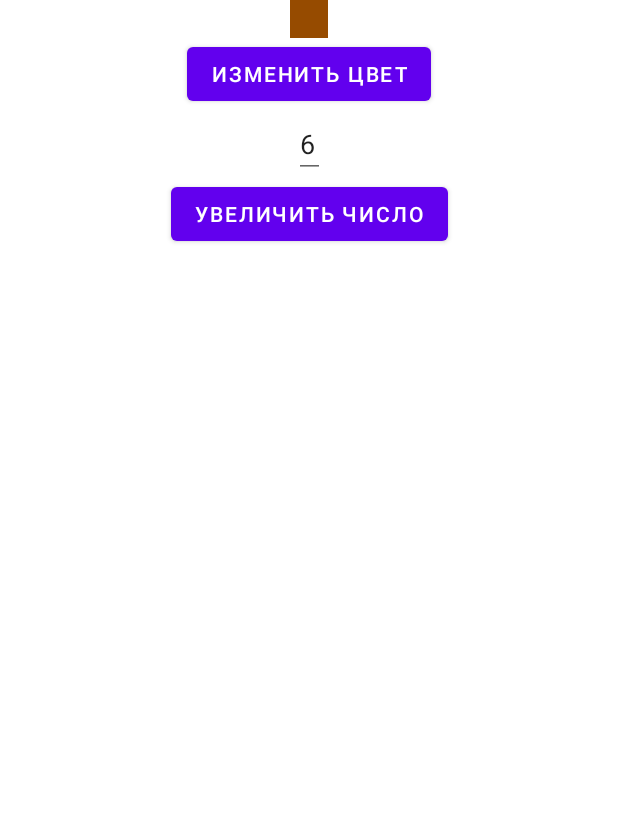
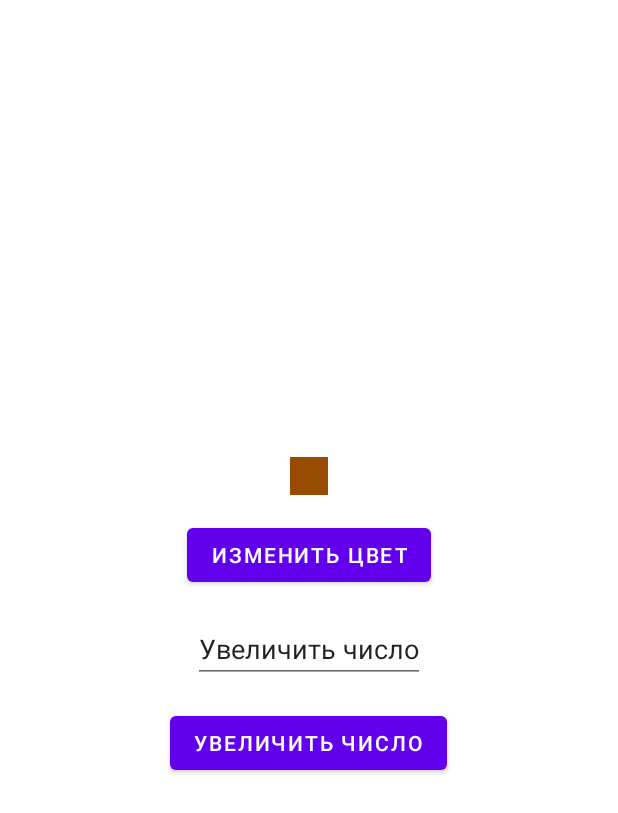
Before and after one commit to r0k11/ShadrinVR_App, an Android app: the layout activity_main.xml on its own in the app's theme, with its tools: preview values and no code run, on a phone screen of 412 x 824 dp. Shown: the top 813 px of the screen. Run offline under Robolectric (Android 15) with nearby library versions, the phone set to English and light mode, and no system bars.

Commit message:
Change number2

```diff
--- a/app/build.gradle
+++ b/app/build.gradle
@@ -6,6 +6,11 @@ plugins {
 android {
     namespace 'com.example.shadrinvr_app'
     compileSdk 32
+
+    viewBinding {
+        enabled = true
+
+    }
 
     defaultConfig {
         applicationId "com.example.shadrinvr_app"
--- a/app/src/main/res/layout/activity_main.xml
+++ b/app/src/main/res/layout/activity_main.xml
@@ -1,10 +1,12 @@
 <?xml version="1.0" encoding="utf-8"?>
-<androidx.constraintlayout.widget.ConstraintLayout xmlns:android="http://schemas.android.com/apk/res/android"
-    xmlns:app="http://schemas.android.com/apk/res-auto"
+<LinearLayout
+    xmlns:android="http://schemas.android.com/apk/res/android"
     xmlns:tools="http://schemas.android.com/tools"
     android:layout_width="match_parent"
     android:layout_height="match_parent"
+    android:orientation="vertical"
     android:gravity="center"
+    android:padding="16dp"
     tools:context=".MainActivity">
 
 <View
@@ -12,38 +14,29 @@
 android:layout_width="25dp"
 android:layout_height="25dp"
 android:background="#964B00"
-        app:layout_constraintBottom_toTopOf="@+id/changeColorButton"
-    app:layout_constraintEnd_toEndOf="parent"
-    app:layout_constraintStart_toStartOf="parent"
-    app:layout_constraintTop_toTopOf="parent" />
+android:layout_marginBottom="16dp"/>
 
 <Button
 android:id="@+id/changeColorButton"
 android:layout_width="wrap_content"
 android:layout_height="wrap_content"
-        android:text="Изменить цвет"
-        app:layout_constraintTop_toBottomOf="@id/squareView"
-    app:layout_constraintEnd_toEndOf="parent"
-    app:layout_constraintStart_toStartOf="parent" />
+android:text="@string/change_color"
+android:layout_marginBottom="16dp"/>
 
 <EditText
 android:id="@+id/numberEditText"
 android:layout_width="wrap_content"
 android:layout_height="wrap_content"
-        android:text="6"
+android:clickable="false"
+android:focusable="false"
 android:inputType="none"
-        android:focusable="false"
-    android:clickable="false"
-    app:layout_constraintTop_toBottomOf="@id/changeColorButton"
-    app:layout_constraintEnd_toEndOf="parent"
-    app:layout_constraintStart_toStartOf="parent" />
+android:text="@string/increment_number"
+android:layout_marginBottom="16dp"/>
 
 <Button
 android:id="@+id/incrementButton"
 android:layout_width="wrap_content"
 android:layout_height="wrap_content"
-        android:text="Увеличить число"
-        app:layout_constraintTop_toBottomOf="@id/numberEditText"
-        app:layout_constraintEnd_toEndOf="parent"
-        app:layout_constraintStart_toStartOf="parent" />
-</androidx.constraintlayout.widget.ConstraintLayout>
+android:text="@string/increment_number"/>
+
+    </LinearLayout>
--- a/app/src/main/res/values/strings.xml
+++ b/app/src/main/res/values/strings.xml
@@ -1,3 +1,7 @@
 <resources>
     <string name="app_name">ShadrinVR_App</string>
+
+    <string name="change_color">Изменить цвет</string>
+    <string name="increment_number">Увеличить число</string>
+    <string name="initial_number">6</string>
 </resources>
```
Also changed, not shown: app/src/main/java/com/example/shadrinvr_app/MainActivity.kt (+9 -14 lines). Lines whose indentation alone changed are shown as unchanged.
